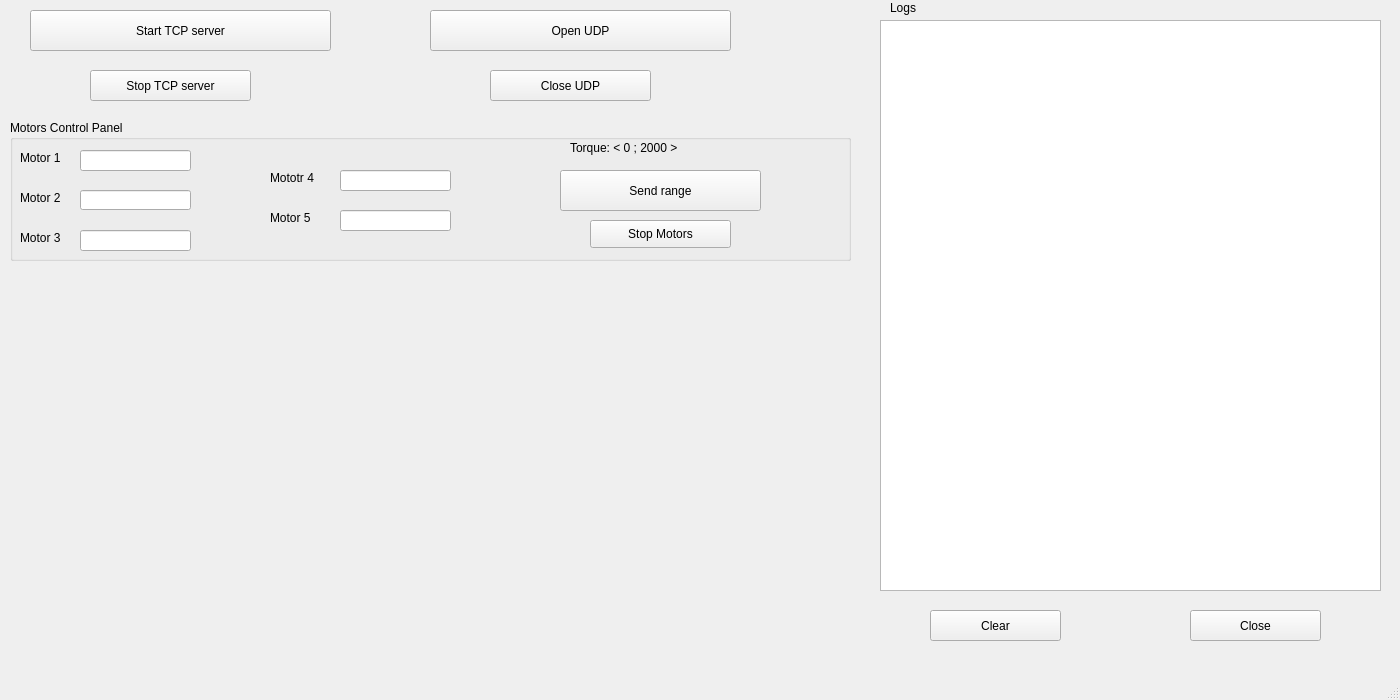
Before: the Qt Designer form App/mainwindow.ui in sq8vps/haller, drawn with Qt 5.
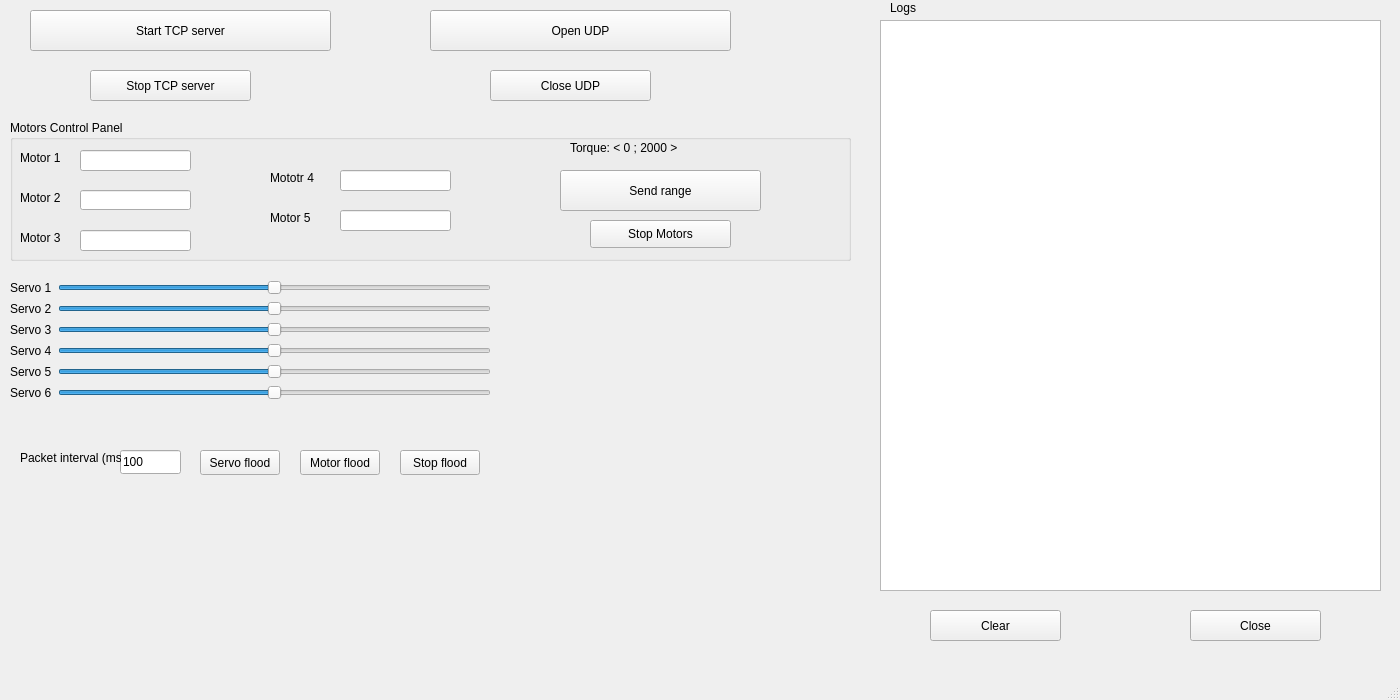
After: the same form once the commit is applied.

Commit message: networking problems initially solved, added servos and iwdg

Patch:
```diff
--- a/App/mainwindow.ui
+++ b/App/mainwindow.ui
@@ -282,6 +282,206 @@
      </property>
     </widget>
    </widget>
+   <widget class="QWidget" name="layoutWidget">
+    <property name="geometry">
+     <rect>
+      <x>10</x>
+      <y>280</y>
+      <width>481</width>
+      <height>131</height>
+     </rect>
+    </property>
+    <layout class="QFormLayout" name="formLayout">
+     <item row="0" column="0">
+      <widget class="QLabel" name="label_8">
+       <property name="text">
+        <string>Servo 1</string>
+       </property>
+      </widget>
+     </item>
+     <item row="0" column="1">
+      <widget class="QSlider" name="horizontalSlider">
+       <property name="maximum">
+        <number>100</number>
+       </property>
+       <property name="value">
+        <number>50</number>
+       </property>
+       <property name="orientation">
+        <enum>Qt::Horizontal</enum>
+       </property>
+      </widget>
+     </item>
+     <item row="1" column="0">
+      <widget class="QLabel" name="label_9">
+       <property name="text">
+        <string>Servo 2</string>
+       </property>
+      </widget>
+     </item>
+     <item row="1" column="1">
+      <widget class="QSlider" name="horizontalSlider_2">
+       <property name="maximum">
+        <number>100</number>
+       </property>
+       <property name="value">
+        <number>50</number>
+       </property>
+       <property name="orientation">
+        <enum>Qt::Horizontal</enum>
+       </property>
+      </widget>
+     </item>
+     <item row="2" column="0">
+      <widget class="QLabel" name="label_10">
+       <property name="text">
+        <string>Servo 3</string>
+       </property>
+      </widget>
+     </item>
+     <item row="2" column="1">
+      <widget class="QSlider" name="horizontalSlider_3">
+       <property name="maximum">
+        <number>100</number>
+       </property>
+       <property name="value">
+        <number>50</number>
+       </property>
+       <property name="orientation">
+        <enum>Qt::Horizontal</enum>
+       </property>
+      </widget>
+     </item>
+     <item row="3" column="0">
+      <widget class="QLabel" name="label_11">
+       <property name="text">
+        <string>Servo 4</string>
+       </property>
+      </widget>
+     </item>
+     <item row="3" column="1">
+      <widget class="QSlider" name="horizontalSlider_4">
+       <property name="maximum">
+        <number>100</number>
+       </property>
+       <property name="value">
+        <number>50</number>
+       </property>
+       <property name="orientation">
+        <enum>Qt::Horizontal</enum>
+       </property>
+      </widget>
+     </item>
+     <item row="4" column="0">
+      <widget class="QLabel" name="label_12">
+       <property name="text">
+        <string>Servo 5</string>
+       </property>
+      </widget>
+     </item>
+     <item row="4" column="1">
+      <widget class="QSlider" name="horizontalSlider_5">
+       <property name="maximum">
+        <number>100</number>
+       </property>
+       <property name="value">
+        <number>50</number>
+       </property>
+       <property name="orientation">
+        <enum>Qt::Horizontal</enum>
+       </property>
+      </widget>
+     </item>
+     <item row="5" column="0">
+      <widget class="QLabel" name="label_13">
+       <property name="text">
+        <string>Servo 6</string>
+       </property>
+      </widget>
+     </item>
+     <item row="5" column="1">
+      <widget class="QSlider" name="horizontalSlider_6">
+       <property name="maximum">
+        <number>100</number>
+       </property>
+       <property name="value">
+        <number>50</number>
+       </property>
+       <property name="orientation">
+        <enum>Qt::Horizontal</enum>
+       </property>
+      </widget>
+     </item>
+    </layout>
+   </widget>
+   <widget class="QLineEdit" name="lineEdit">
+    <property name="geometry">
+     <rect>
+      <x>120</x>
+      <y>450</y>
+      <width>61</width>
+      <height>24</height>
+     </rect>
+    </property>
+    <property name="text">
+     <string>100</string>
+    </property>
+    <property name="maxLength">
+     <number>4</number>
+    </property>
+   </widget>
+   <widget class="QLabel" name="label_14">
+    <property name="geometry">
+     <rect>
+      <x>20</x>
+      <y>450</y>
+      <width>101</width>
+      <height>16</height>
+     </rect>
+    </property>
+    <property name="text">
+     <string>Packet interval (ms):</string>
+    </property>
+   </widget>
+   <widget class="QPushButton" name="pushButton">
+    <property name="geometry">
+     <rect>
+      <x>300</x>
+      <y>450</y>
+      <width>80</width>
+      <height>25</height>
+     </rect>
+    </property>
+    <property name="text">
+     <string>Motor flood</string>
+    </property>
+   </widget>
+   <widget class="QPushButton" name="pushButton_2">
+    <property name="geometry">
+     <rect>
+      <x>200</x>
+      <y>450</y>
+      <width>80</width>
+      <height>25</height>
+     </rect>
+    </property>
+    <property name="text">
+     <string>Servo flood</string>
+    </property>
+   </widget>
+   <widget class="QPushButton" name="pushButton_3">
+    <property name="geometry">
+     <rect>
+      <x>400</x>
+      <y>450</y>
+      <width>80</width>
+      <height>25</height>
+     </rect>
+    </property>
+    <property name="text">
+     <string>Stop flood</string>
+    </property>
+   </widget>
   </widget>
   <widget class="QMenuBar" name="menubar">
    <property name="geometry">
```
The commit also changes 28 other files.
